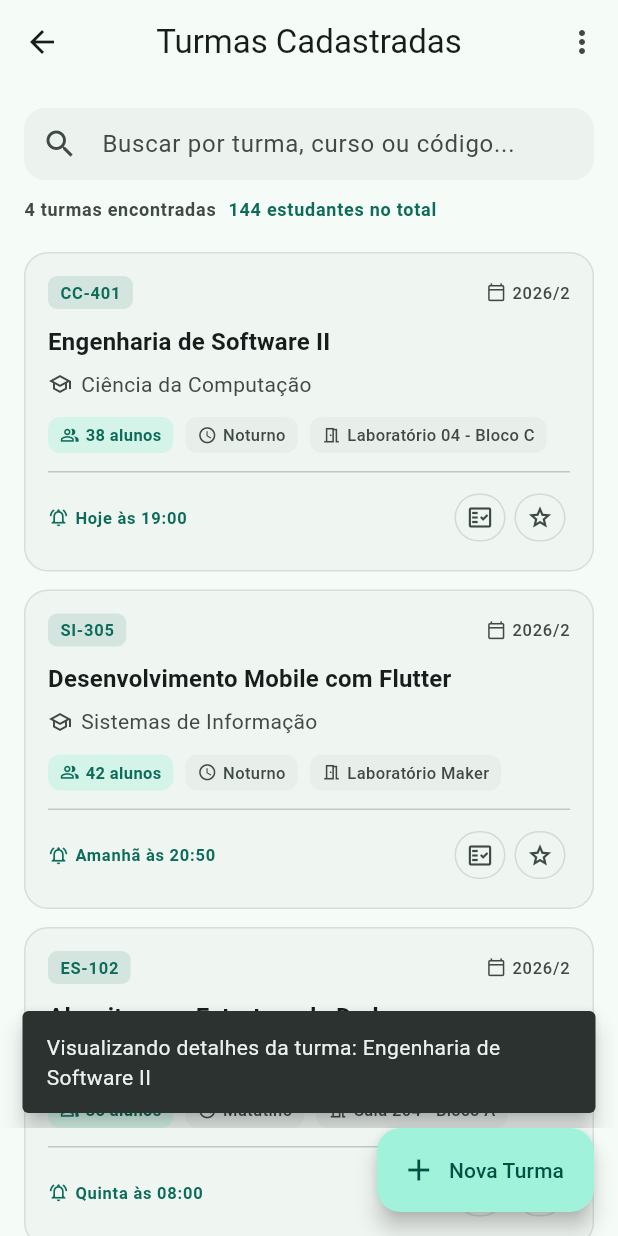
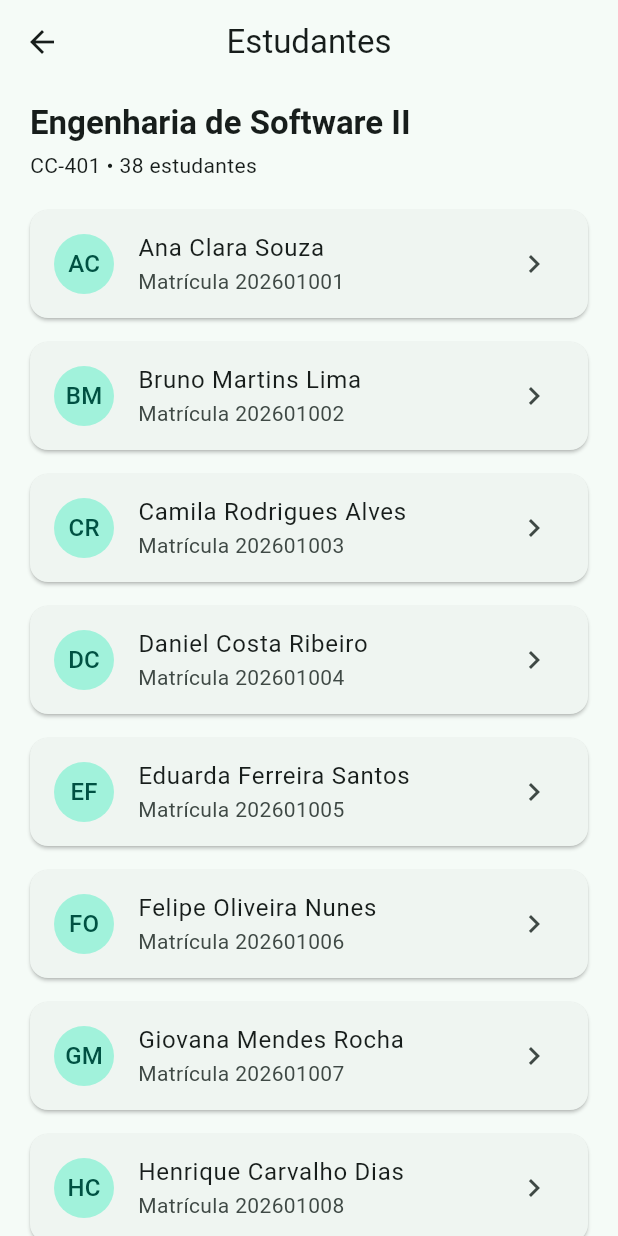
Before and after one commit to asafeareas/eduguard-dev-mobile, a Flutter app: the ClassesView screen opened directly with empty values, after a tap on "Restaurar turmas de exemplo", after a tap on "CC-401", on a phone screen of 412 x 824 dp. Run offline on Flutter 3.47's test engine with Material 3 defaults, Android fonts, the phone set to English and light mode, and no system bars.

Commit message:
feat: add class student management flow

```diff
--- /dev/null
+++ b/lib/models/academic/student.dart
@@ -0,0 +1,28 @@
+class Student {
+  const Student({
+    required this.id,
+    required this.classId,
+    required this.name,
+    required this.registration,
+    required this.email,
+    required this.attendance,
+    required this.averageGrade,
+  });
+
+  final String id;
+  final String classId;
+  final String name;
+  final String registration;
+  final String email;
+  final int attendance;
+  final double averageGrade;
+
+  String get initials => name
+      .trim()
+      .split(RegExp(r'\s+'))
+      .where((part) => part.isNotEmpty)
+      .take(2)
+      .map((part) => part[0])
+      .join()
+      .toUpperCase();
+}
--- /dev/null
+++ b/lib/viewmodels/academic/students_view_model.dart
@@ -0,0 +1,74 @@
+import 'package:flutter/foundation.dart';
+
+import '../../models/academic/academic_class.dart';
+import '../../models/academic/student.dart';
+
+class StudentsViewModel extends ChangeNotifier {
+  StudentsViewModel({required this.academicClass, List<Student>? students})
+    : _students = students ?? SampleStudents.forClass(academicClass.id);
+
+  final AcademicClass academicClass;
+  final List<Student> _students;
+
+  List<Student> get students => List.unmodifiable(
+    _students.where((student) => student.classId == academicClass.id),
+  );
+
+  Student? studentById(String id) {
+    for (final student in students) {
+      if (student.id == id) return student;
+    }
+    return null;
+  }
+}
+
+/// Gera uma relação de estudantes determinística para cada turma de exemplo.
+class SampleStudents {
+  SampleStudents._();
+
+  static const _names = [
+    'Ana Clara Souza',
+    'Bruno Martins Lima',
+    'Camila Rodrigues Alves',
+    'Daniel Costa Ribeiro',
+    'Eduarda Ferreira Santos',
+    'Felipe Oliveira Nunes',
+    'Giovana Mendes Rocha',
+    'Henrique Carvalho Dias',
+    'Isabela Moreira Pinto',
+    'João Pedro Barros',
+    'Larissa Teixeira Melo',
+    'Mateus Gomes Freitas',
+    'Natália Azevedo Cunha',
+    'Otávio Cardoso Reis',
+    'Paula Cristina Duarte',
+    'Rafael Monteiro Lopes',
+    'Sofia Batista Campos',
+    'Thiago Fernandes Costa',
+    'Vitória Almeida Moraes',
+    'William Silva Prado',
+  ];
+
+  static List<Student> forClass(String classId) {
+    final classIndex = AcademicClass.sampleClasses.indexWhere(
+      (item) => item.id == classId,
+    );
+    if (classIndex < 0) return const [];
+    final academicClass = AcademicClass.sampleClasses[classIndex];
+
+    return List.generate(academicClass.studentsCount, (index) {
+      final name = _names[index % _names.length];
+      final suffix = index >= _names.length ? ' ${index + 1}' : '';
+      final number = (classIndex + 1) * 1000 + index + 1;
+      return Student(
+        id: '$classId-aluno-${index + 1}',
+        classId: classId,
+        name: '$name$suffix',
+        registration: '2026${number.toString().padLeft(5, '0')}',
+        email: 'aluno$number@exemplo.edu.br',
+        attendance: 78 + ((index * 7 + classIndex * 3) % 23),
+        averageGrade: 5 + ((index * 13 + classIndex * 9) % 50) / 10,
+      );
+    });
+  }
+}
--- a/lib/views/academic/classes_view.dart
+++ b/lib/views/academic/classes_view.dart
@@ -2,9 +2,11 @@ import 'package:flutter/material.dart';
 
 import '../../models/academic/academic_class.dart';
 import '../../viewmodels/academic/classes_view_model.dart';
+import '../../viewmodels/academic/students_view_model.dart';
 import '../../widgets/class_card.dart';
 import '../../widgets/empty_state_view.dart';
 import '../../widgets/error_state_view.dart';
+import 'students_view.dart';
 
 /// Tela responsável pela visualização e gestão das turmas do professor.
 class ClassesView extends StatefulWidget {
@@ -460,9 +462,14 @@ class _ClassesViewState extends State<ClassesView> {
                       return ClassCard(
                         academicClass: item,
                         onTap: () {
-                          _showFeedback(
-                            context,
-                            'Visualizando detalhes da turma: ${item.name}',
+                          Navigator.of(context).push(
+                            MaterialPageRoute<void>(
+                              builder: (_) => StudentsView(
+                                viewModel: StudentsViewModel(
+                                  academicClass: item,
+                                ),
+                              ),
+                            ),
                           );
                         },
                         onAttendanceTap: () {
--- /dev/null
+++ b/lib/views/academic/students_view.dart
@@ -0,0 +1,88 @@
+import 'package:flutter/material.dart';
+
+import '../../models/academic/student.dart';
+import '../../viewmodels/academic/students_view_model.dart';
+import 'student_detail_view.dart';
+
+class StudentsView extends StatelessWidget {
+  const StudentsView({super.key, required this.viewModel});
+
+  final StudentsViewModel viewModel;
+
+  @override
+  Widget build(BuildContext context) {
+    final students = viewModel.students;
+    final theme = Theme.of(context);
+    return Scaffold(
+      appBar: AppBar(title: const Text('Estudantes')),
+      body: Column(
+        crossAxisAlignment: CrossAxisAlignment.start,
+        children: [
+          Padding(
+            padding: const EdgeInsets.fromLTRB(20, 12, 20, 16),
+            child: Column(
+              crossAxisAlignment: CrossAxisAlignment.start,
+              children: [
+                Text(
+                  viewModel.academicClass.name,
+                  style: theme.textTheme.titleLarge?.copyWith(
+                    fontWeight: FontWeight.bold,
+                  ),
+                ),
+                const SizedBox(height: 4),
+                Text(
+                  '${viewModel.academicClass.code} • ${students.length} estudantes',
+                ),
+              ],
+            ),
+          ),
+          Expanded(
+            child: students.isEmpty
+                ? const Center(child: Text('Nenhum estudante nesta turma.'))
+                : ListView.separated(
+                    padding: const EdgeInsets.fromLTRB(16, 0, 16, 24),
+                    itemCount: students.length,
+                    separatorBuilder: (_, _) => const SizedBox(height: 8),
+                    itemBuilder: (context, index) => _StudentTile(
+                      student: students[index],
+                      onTap: () => Navigator.of(context).push(
+                        MaterialPageRoute<void>(
+                          builder: (_) => StudentDetailView(
+                            student: students[index],
+                            academicClass: viewModel.academicClass,
+                          ),
+                        ),
+                      ),
+                    ),
+                  ),
+          ),
+        ],
+      ),
+    );
+  }
+}
+
+class _StudentTile extends StatelessWidget {
+  const _StudentTile({required this.student, required this.onTap});
+
+  final Student student;
+  final VoidCallback onTap;
+
+  @override
+  Widget build(BuildContext context) {
+    final colorScheme = Theme.of(context).colorScheme;
+    return Card(
+      child: ListTile(
+        onTap: onTap,
+        leading: CircleAvatar(
+          backgroundColor: colorScheme.primaryContainer,
+          foregroundColor: colorScheme.onPrimaryContainer,
+          child: Text(student.initials),
+        ),
+        title: Text(student.name),
+        subtitle: Text('Matrícula ${student.registration}'),
+        trailing: const Icon(Icons.chevron_right),
+      ),
+    );
+  }
+}
```
Also changed, not shown: lib/views/academic/student_detail_view.dart (added, +71 -0 lines), 1 other file.
